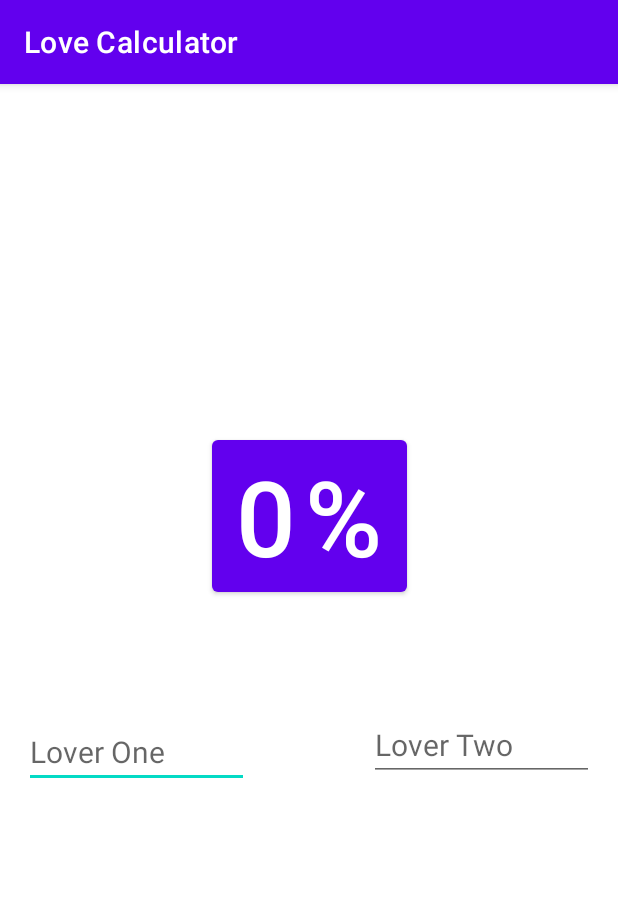
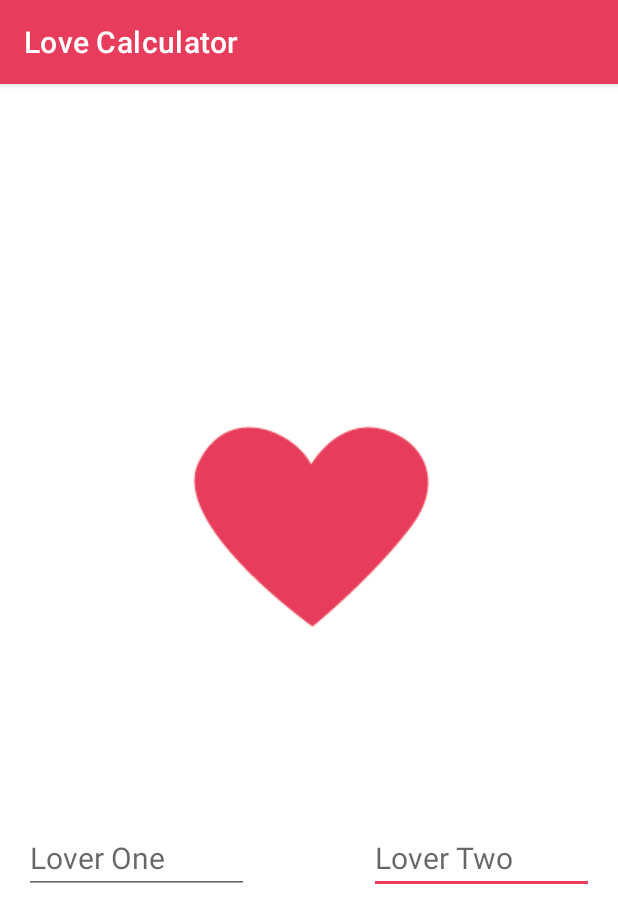
Before and after one commit to rafaelvpiccolo/LoveCalculator, an Android app: the screen it shows after launch (MainActivity), on a phone screen of 412 x 824 dp. Shown: the top 923 px of the screen. Run offline under Robolectric (Android 15) with nearby library versions, the phone set to English and light mode, and no system bars.

Commit message:
Project Finished, but still a lot to do

```diff
--- a/app/src/main/java/com/rafaelpiccolo/lovecalculator/view/MainActivity.java
+++ b/app/src/main/java/com/rafaelpiccolo/lovecalculator/view/MainActivity.java
@@ -1,12 +1,20 @@
 package com.rafaelpiccolo.lovecalculator.view;
 
 import androidx.appcompat.app.AppCompatActivity;
+import androidx.constraintlayout.widget.ConstraintLayout;
 
+import android.animation.ValueAnimator;
+import android.app.Activity;
 import android.os.Bundle;
+import android.os.Handler;
+import android.text.Editable;
 import android.text.TextUtils;
+import android.text.TextWatcher;
 import android.util.Log;
 import android.widget.Button;
 import android.widget.EditText;
+import android.widget.ImageButton;
+import android.widget.TextView;
 import android.widget.Toast;
 
 import com.rafaelpiccolo.lovecalculator.R;
@@ -18,8 +26,10 @@ import retrofit2.Callback;
 import retrofit2.Response;
 
 public class MainActivity extends AppCompatActivity {
+    private ConstraintLayout mainActivity;
     private LoveResult loveResult;
-    private Button resultButton;
+    private TextView percentText;
+    private ImageButton resultButton;
     private EditText fname;
     private EditText sname;
 
@@ -28,11 +38,39 @@ public class MainActivity extends AppCompatActivity {
         super.onCreate(savedInstanceState);
         setContentView(R.layout.activity_main);
 
+        mainActivity = (ConstraintLayout) findViewById(R.id.main_activity);
         resultButton = findViewById(R.id.love_button);
+        percentText = findViewById(R.id.percent);
         fname = findViewById(R.id.name_one);
         sname = findViewById(R.id.name_two);
+
+        fname.addTextChangedListener(textWatcher);
+        sname.addTextChangedListener(textWatcher);
+
         ConfigureButton();
     }
+
+    private TextWatcher textWatcher = new TextWatcher() {
+        @Override
+        public void beforeTextChanged(CharSequence s, int start, int count, int after) {
+
+        }
+
+        @Override
+        public void onTextChanged(CharSequence s, int start, int before, int count) {
+            if(TextUtils.isEmpty(fname.getText()) || TextUtils.isEmpty(sname.getText())) {
+
+                resultButton.setImageResource(R.drawable.heart_unpressed);
+                mainActivity.setBackgroundColor(getResources().getColor(R.color.white));
+                percentText.setText("");
+            }
+        }
+
+        @Override
+        public void afterTextChanged(Editable s) {
+
+        }
+    };
 
     private void ConfigureButton(){
         resultButton.setOnClickListener(v -> {
@@ -40,6 +78,10 @@ public class MainActivity extends AppCompatActivity {
                 Toast.makeText(this, "Fill the names before you calculate", Toast.LENGTH_SHORT).show();
             }
             else {
+                resultButton.setImageResource(R.drawable.heart_pressed);
+                mainActivity.setBackgroundColor(getResources().getColor(R.color.heart_pink));
+                fname.setTextColor(getResources().getColor(R.color.white));
+                sname.setTextColor(getResources().getColor(R.color.white));
                 getResults();
             }
         });
@@ -54,9 +96,12 @@ public class MainActivity extends AppCompatActivity {
             @Override
             public void onResponse(Call<LoveResult> call, Response<LoveResult> response) {
                 loveResult = response.body();
-                Log.i("log", "Message: " + response.message());
+                int percentage = Integer.parseInt(loveResult.getPercentage());
+                ValueAnimator animator = ValueAnimator.ofInt(0, percentage);
+                animator.setDuration(2000);
+                animator.addUpdateListener(animation -> percentText.setText(animation.getAnimatedValue().toString() + "%"));
+                animator.start();
                 Toast.makeText(MainActivity.this, loveResult.getResult(), Toast.LENGTH_SHORT).show();
-                resultButton.setText(loveResult.getPercentage() + "%");
             }
 
             @Override
--- a/app/src/main/res/layout/activity_main.xml
+++ b/app/src/main/res/layout/activity_main.xml
@@ -2,22 +2,53 @@
 <androidx.constraintlayout.widget.ConstraintLayout xmlns:android="http://schemas.android.com/apk/res/android"
     xmlns:app="http://schemas.android.com/apk/res-auto"
     xmlns:tools="http://schemas.android.com/tools"
+    android:id="@+id/main_activity"
     android:layout_width="match_parent"
     android:layout_height="match_parent"
     tools:context=".view.MainActivity">
 
-    <Button
-        android:id="@+id/love_button"
+    <FrameLayout
+        android:id="@+id/frameLayout"
         android:layout_width="wrap_content"
         android:layout_height="wrap_content"
-        android:text="@string/ZeroPercent"
-        android:textSize="70sp"
+        android:layout_marginTop="-200dp"
         app:layout_constraintBottom_toBottomOf="parent"
         app:layout_constraintEnd_toEndOf="parent"
-        app:layout_constraintHorizontal_bias="0.500"
         app:layout_constraintStart_toStartOf="parent"
+        app:layout_constraintTop_toTopOf="parent">
+
+        <ImageButton
+            android:id="@+id/love_button"
+            android:layout_width="wrap_content"
+            android:layout_height="wrap_content"
+            android:background="?attr/selectableItemBackgroundBorderless"
+            android:src="@drawable/heart_unpressed"
+            tools:ignore="SpeakableTextPresentCheck" />
+
+        <TextView
+            android:id="@+id/percent"
+            android:layout_width="match_parent"
+            android:layout_height="wrap_content"
+            android:textColor="@color/heart_pink"
+            android:layout_gravity="center"
+            android:layout_marginStart="10dp"
+            android:textSize="35sp"
+           />
+    </FrameLayout>
+
+    <EditText
+        android:id="@+id/name_two"
+        android:layout_width="150dp"
+        android:layout_height="wrap_content"
+        android:hint="@string/lover_two"
+        android:inputType="textPersonName"
+        android:textSize="20sp"
+        app:layout_constraintBottom_toBottomOf="parent"
+        app:layout_constraintEnd_toEndOf="parent"
+        app:layout_constraintHorizontal_bias="0.831"
+        app:layout_constraintStart_toEndOf="@+id/name_one"
         app:layout_constraintTop_toTopOf="parent"
-        app:layout_constraintVertical_bias="0.353" />
+        app:layout_constraintVertical_bias="0.683" />
 
     <EditText
         android:id="@+id/name_one"
@@ -25,25 +56,11 @@
         android:layout_height="wrap_content"
         android:layout_marginStart="16dp"
         android:hint="@string/lover_one"
+        android:inputType="textPersonName"
         android:textSize="20sp"
         app:layout_constraintBottom_toBottomOf="parent"
         app:layout_constraintStart_toStartOf="parent"
-        app:layout_constraintTop_toBottomOf="@+id/love_button"
-        app:layout_constraintVertical_bias="0.204" />
-
-    <EditText
-        android:id="@+id/name_two"
-        android:layout_width="150dp"
-        android:layout_height="wrap_content"
-        android:layout_marginTop="72dp"
-        android:layout_marginEnd="16dp"
-        android:hint="@string/lover_two"
-        android:textSize="20sp"
-        app:layout_constraintBottom_toBottomOf="parent"
-        app:layout_constraintEnd_toEndOf="parent"
-        app:layout_constraintHorizontal_bias="1.0"
-        app:layout_constraintStart_toEndOf="@+id/name_one"
-        app:layout_constraintTop_toBottomOf="@+id/love_button"
-        app:layout_constraintVertical_bias="0.0" />
+        app:layout_constraintTop_toTopOf="parent"
+        app:layout_constraintVertical_bias="0.683" />
 
 </androidx.constraintlayout.widget.ConstraintLayout>
--- a/app/src/main/res/values/colors.xml
+++ b/app/src/main/res/values/colors.xml
@@ -7,4 +7,6 @@
     <color name="teal_700">#FF018786</color>
     <color name="black">#FF000000</color>
     <color name="white">#FFFFFFFF</color>
+    <color name="heart_pink">#E83C5D</color>
+    <color name="heart_darker_pink">#DA1D41</color>
 </resources>
--- a/app/src/main/res/values/strings.xml
+++ b/app/src/main/res/values/strings.xml
@@ -1,6 +1,6 @@
 <resources>
     <string name="app_name">Love Calculator</string>
-    <string name="ZeroPercent">0%</string>
+    <string name="ZeroPercent">Tap Me</string>
     <string name="lover_one">Lover One</string>
     <string name="lover_two">Lover Two</string>
 </resources>
--- a/app/src/main/res/values/themes.xml
+++ b/app/src/main/res/values/themes.xml
@@ -2,13 +2,13 @@
     <!-- Base application theme. -->
     <style name="Theme.LoveCalculator" parent="Theme.MaterialComponents.DayNight.DarkActionBar">
         <!-- Primary brand color. -->
-        <item name="colorPrimary">@color/purple_500</item>
-        <item name="colorPrimaryVariant">@color/purple_700</item>
+        <item name="colorPrimary">@color/heart_pink</item>
+        <item name="colorPrimaryVariant">@color/heart_darker_pink</item>
         <item name="colorOnPrimary">@color/white</item>
         <!-- Secondary brand color. -->
-        <item name="colorSecondary">@color/teal_200</item>
-        <item name="colorSecondaryVariant">@color/teal_700</item>
-        <item name="colorOnSecondary">@color/black</item>
+        <item name="colorSecondary">@color/heart_pink</item>
+        <item name="colorSecondaryVariant">@color/heart_darker_pink</item>
+        <item name="colorOnSecondary">@color/white</item>
         <!-- Status bar color. -->
         <item name="android:statusBarColor" tools:targetApi="l">?attr/colorPrimaryVariant</item>
         <!-- Customize your theme here. -->
```
Also changed, not shown: app/src/main/res/drawable/heart_pressed.png (added), app/src/main/res/drawable/heart_unpressed.png (added), 2 other files.
